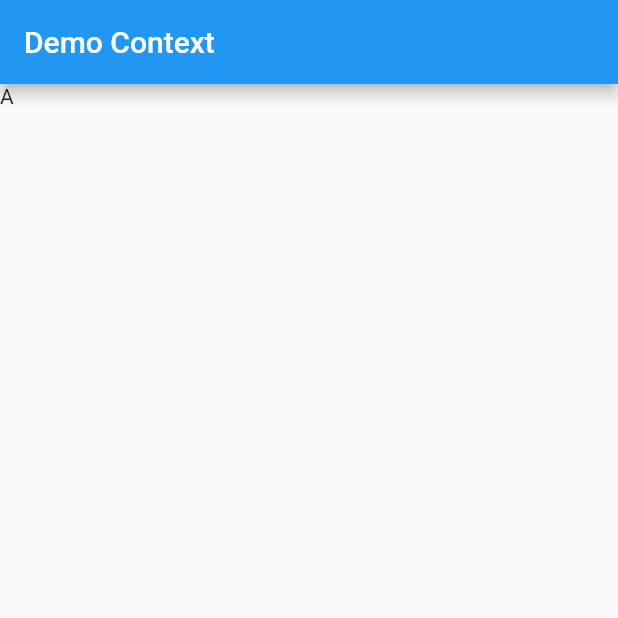
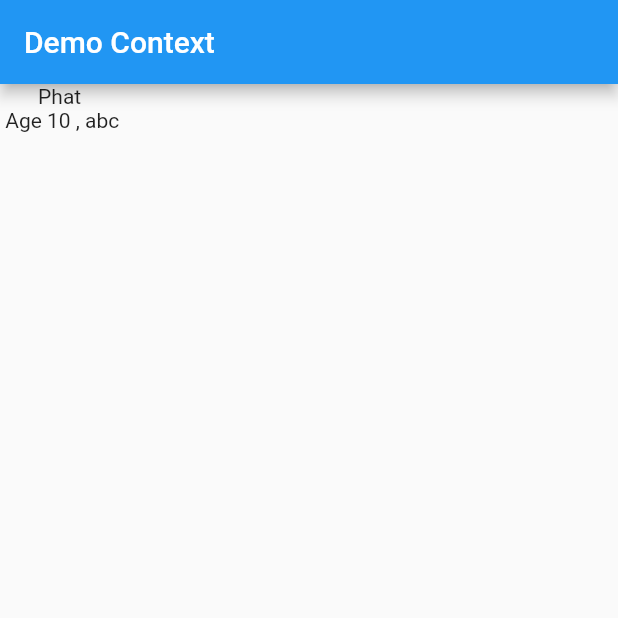
Before and after one commit to phamtanphat/flutter_listview19072021, a Flutter app: the screen it shows after launch, on a phone screen of 412 x 824 dp, the top half of it. Run offline on Flutter 3.47's test engine with Material 2 defaults, Android fonts, the phone set to English and light mode, and no system bars.

Commit message:
get data parent from context

```diff
--- a/lib/main.dart
+++ b/lib/main.dart
@@ -17,23 +17,32 @@ class MyApp extends StatelessWidget {
             appBar: AppBar(
               title: Text("Demo Context"),
             ),
-        body: Text("A")
+            body: Ongba(
+              child: Bame(
+                child: Concai(),
+              ),
             )
-    );
+        ));
   }
 }
 
 class Ongba extends StatefulWidget {
-
   late Widget child;
 
   Ongba({required this.child});
+
+  static _OngbaState? of(BuildContext context) =>
+      context.findAncestorStateOfType<_OngbaState>();
 
   @override
   _OngbaState createState() => _OngbaState();
 }
 
 class _OngbaState extends State<Ongba> {
+
+  String name = "Phat";
+
+  int age = 10;
 
   @override
   Widget build(BuildContext context) {
@@ -48,15 +57,45 @@ class Bame extends StatefulWidget {
 
   Bame({required this.child});
 
+  static _BameState? of(BuildContext context) =>
+      context.findAncestorStateOfType<_BameState>();
+
   @override
   _BameState createState() => _BameState();
 }
 
 class _BameState extends State<Bame> {
+
+  String data = "abc";
+
   @override
   Widget build(BuildContext context) {
+    String name = Ongba.of(context)!.name;
     return Container(
-      child: widget.child,
+      child: Column(
+        children: [
+          Text(name),
+          widget.child
+        ],
+      ),
     );
   }
 }
+
+class Concai extends StatefulWidget {
+  const Concai({Key? key}) : super(key: key);
+
+  @override
+  _ConcaiState createState() => _ConcaiState();
+}
+
+class _ConcaiState extends State<Concai> {
+  @override
+  Widget build(BuildContext context) {
+    int? age = Ongba.of(context)?.age;
+    String? data = Bame.of(context)?.data;
+    return Container(
+      child: Text(" Age ${age} , ${data}"),
+    );
+  }
+}
```
Lines whose indentation alone changed are shown as unchanged.
